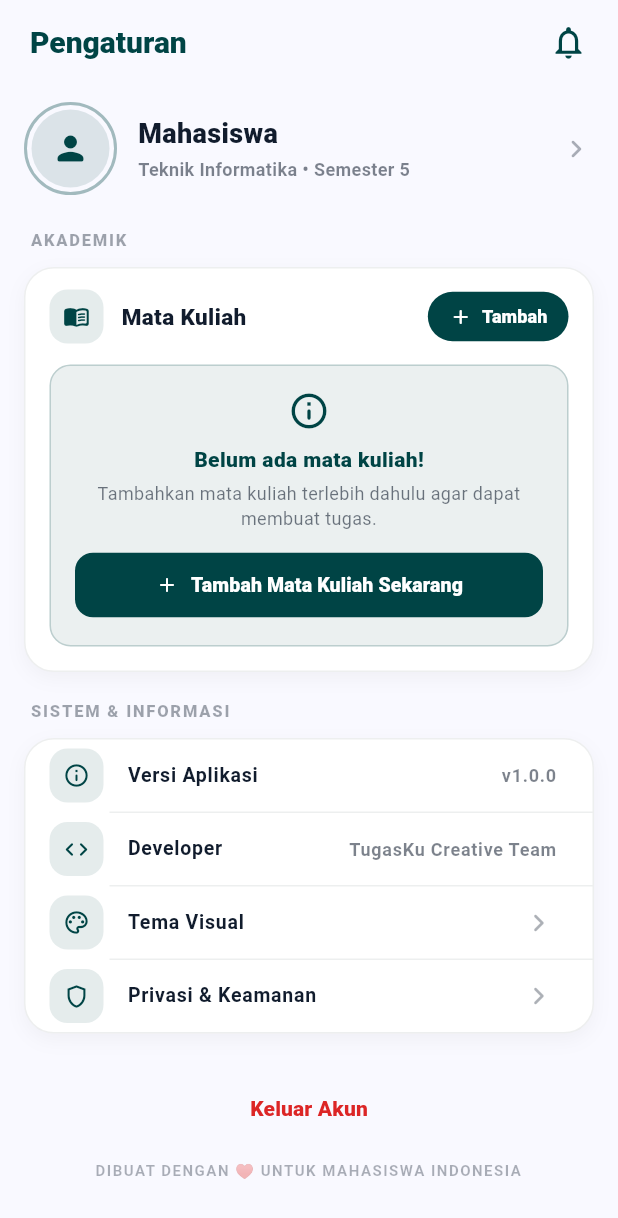
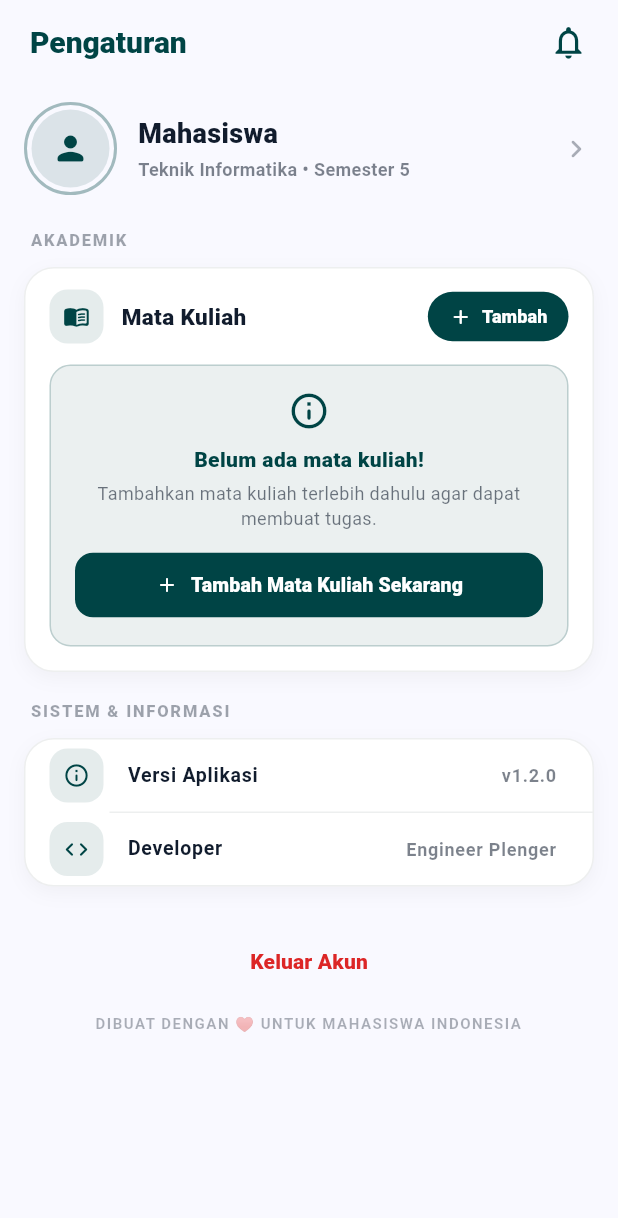
Before and after one commit to MbullHexScript/TugasKu, a Flutter app: the SettingsScreen screen opened directly, on a phone screen of 412 x 824 dp. Shown: the top 1218 px of the screen. Run offline on Flutter 3.47's test engine with Material 3 defaults, Android fonts, the phone set to English and light mode, and no system bars; our stand-ins replace flutter_local_notifications, hive, hive_flutter, timezone; accounts and stored records are empty.

```diff
--- a/lib/screens/edit_profile_screen.dart
+++ b/lib/screens/edit_profile_screen.dart
@@ -182,7 +182,7 @@ class _EditProfileScreenState extends State<EditProfileScreen> {
                 const SizedBox(height: 10),
                 Row(
                   children: [
-                    for (final sem in const [5, 6, 7, 8]) ...[
+                    for (final sem in const [1, 2, 3, 4, 5, 6, 7, 8]) ...[
                       Expanded(
                         child: _SemesterChip(
                           value: sem,
--- a/lib/screens/settings_screen.dart
+++ b/lib/screens/settings_screen.dart
@@ -299,29 +299,14 @@ class SettingsScreen extends StatelessWidget {
                             _InfoTile(
                               icon: Icons.info_outline_rounded,
                               label: 'Versi Aplikasi',
-                              trailingText: 'v1.0.0',
+                              trailingText: 'v1.2.0',
                               isFirst: true,
                             ),
                             _InfoDivider(),
                             _InfoTile(
                               icon: Icons.code_rounded,
                               label: 'Developer',
-                              trailingText: 'TugasKu Creative Team',
-                            ),
-                            _InfoDivider(),
-                            _InfoTile(
-                              icon: Icons.palette_outlined,
-                              label: 'Tema Visual',
-                              trailingText: 'Academic Purple',
-                              showChevron: true,
-                            ),
-                            _InfoDivider(),
-                            _InfoTile(
-                              icon: Icons.shield_outlined,
-                              label: 'Privasi & Keamanan',
-                              trailingText: '',
-                              showChevron: true,
-                              isLast: true,
+                              trailingText: 'Engineer Plenger',
                             ),
                           ],
                         ),
```
Also changed, not shown: lib/main.dart (+56 -48 lines).
